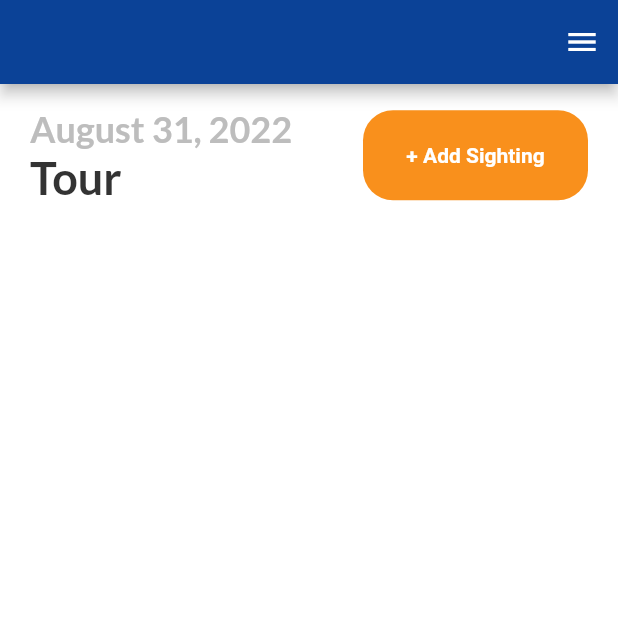
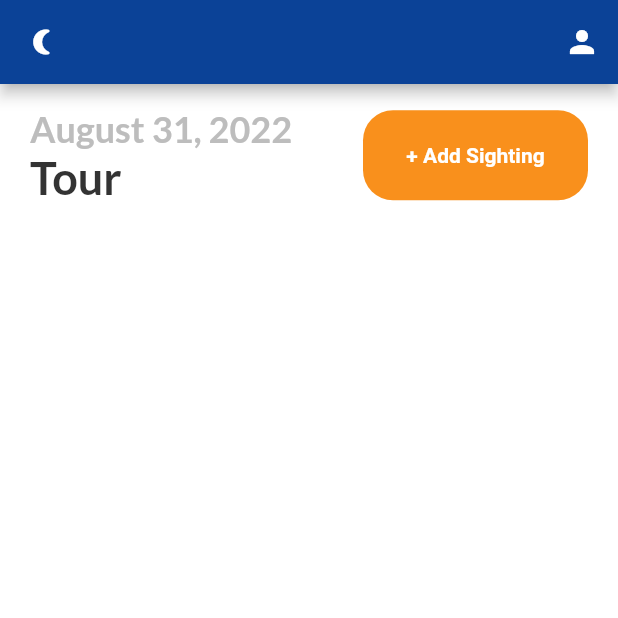
Before and after one commit to M-E-E-R-e-V/mwpa-app, a Flutter app: the ListPage screen opened directly, on a phone screen of 412 x 824 dp, the top half of it. Run offline on Flutter 3.47's test engine with Material 2 defaults, Android fonts, the phone set to English and light mode, and no system bars; our stand-ins replace device_info, geolocator, get, get_storage, google_fonts, shared_preferences; missing offline and left inert: latlong_to_osgrid, switcher; accounts and stored records are empty.

Commit message:
update dyninput, update sighting edit, update location, add theme handling

```diff
--- a/lib/Pages/List/AddSightingButton.dart
+++ b/lib/Components/DefaultButton.dart
@@ -1,11 +1,11 @@
 import 'package:flutter/material.dart';
 import 'package:mwpaapp/Constants.dart';
 
-class AddSightingButton extends StatelessWidget {
-  final String label = "+ Add Sighting";
+class DefaultButton extends StatelessWidget {
+  final String label;
   final Function()? onTab;
 
-  const AddSightingButton({Key? key, required this.onTab}) : super(key: key);
+  const DefaultButton({Key? key, required this.label, required this.onTab}) : super(key: key);
 
   @override
   Widget build(BuildContext context) {
--- /dev/null
+++ b/lib/Controllers/SightingController.dart
@@ -0,0 +1,5 @@
+import 'package:get/get_state_manager/src/rx_flutter/rx_getx_widget.dart';
+
+class SightingController extends GetXController {
+
+}
--- /dev/null
+++ b/lib/Models/Sighting.dart
@@ -0,0 +1,25 @@
+class Sighting {
+
+  String uid;
+  int? vehicle_id;
+  int? vehicle_driver_id;
+  String? date;
+
+  Sighting({
+    required this.uid,
+    this.vehicle_id,
+    this.vehicle_driver_id,
+    this.date,
+  });
+
+  Map<String, dynamic> toJson() {
+    final Map<String, dynamic> data = <String, dynamic>{};
+
+    data['uid'] = uid;
+    data['vehicle_id'] = vehicle_id;
+    data['vehicle_driver_id'] = vehicle_driver_id;
+    data['date'] = date;
+
+    return data;
+  }
+}
--- a/lib/Pages/ListPage.dart
+++ b/lib/Pages/ListPage.dart
@@ -1,7 +1,7 @@
 import 'package:flutter/material.dart';
 import 'package:intl/intl.dart';
 import 'package:mwpaapp/Constants.dart';
-import 'package:mwpaapp/Pages/List/AddSightingButton.dart';
+import 'package:mwpaapp/Components/DefaultButton.dart';
 
 
 class ListPage extends StatefulWidget {
@@ -16,12 +16,14 @@ class _ListPageState extends State<ListPage> {
   _appBar() {
     return AppBar(
       backgroundColor: kPrimaryHeaderColor,
-      leading: IconButton(
-        icon: Icon(
-          Icons.arrow_back,
-          color: Colors.white.withOpacity(0),
-        ),
-        onPressed: () {},
+      leading: GestureDetector(
+        onTap: () {
+
+        },
+        child: const Icon(
+          Icons.nightlight_round,
+          size: 20,
+        )
       ),
       actions: [
         PopupMenuButton(itemBuilder: (context) {
@@ -48,7 +50,7 @@ class _ListPageState extends State<ListPage> {
           return list;
         },
         icon: const Icon(
-            Icons.menu,
+          Icons.person,
           color: kButtonFontColor,
         ),
         initialValue: "0",
@@ -79,7 +81,10 @@ class _ListPageState extends State<ListPage> {
               )
             ],
           ),
-          AddSightingButton(onTab: () async => await Navigator.pushNamed(context, '/Edit')
+          DefaultButton(
+            label: "+ Add Sighting",
+            onTab: () async => await Navigator.pushNamed(context, '/Edit'
+            )
           )
         ],
       ),
--- /dev/null
+++ b/lib/Services/ThemeService.dart
@@ -0,0 +1,22 @@
+import 'package:flutter/material.dart';
+import 'package:get/get.dart';
+import 'package:get/get_core/get_core.dart';
+import 'package:get_storage/get_storage.dart';
+
+class ThemeService {
+
+  final _box = GetStorage();
+  final _key = "isDarkMode";
+
+  bool _loadThemeFromBox() {
+    return _box.read(_key) ?? false;
+  }
+
+  ThemeMode get theme {
+    return _loadThemeFromBox() ? ThemeMode.dark : ThemeMode.light;
+  }
+
+  void switchTheme() {
+    Get.changeThemeMode(_loadThemeFromBox() ? ThemeMode.light : ThemeMode.dark);
+  }
+}
--- /dev/null
+++ b/lib/Ui/Themes.dart
@@ -0,0 +1,16 @@
+import 'package:flutter/material.dart';
+import 'package:mwpaapp/Constants.dart';
+
+class Themes {
+  static final light = ThemeData(
+    primaryColor: kPrimaryColor,
+    brightness: Brightness.light,
+    scaffoldBackgroundColor: Colors.white
+  );
+
+  static final dark = ThemeData(
+      primaryColor: kPrimaryColor,
+      brightness: Brightness.dark,
+      scaffoldBackgroundColor: Colors.black38
+  );
+}
--- a/pubspec.yaml
+++ b/pubspec.yaml
@@ -31,9 +31,9 @@ dependencies:
     sdk: flutter
   sqflite:
   path:
+  get:
+  get_storage:
   shared_preferences:
-  # The following adds the Cupertino Icons font to your application.
-  # Use with the CupertinoIcons class for iOS style icons.
   cupertino_icons: ^1.0.2
   flutter_svg:
   http:
@@ -43,6 +43,7 @@ dependencies:
   device_info:
   switcher: any
   geolocator: ^9.0.1
+  latlong_to_osgrid: ^1.3.2
 
 dev_dependencies:
   flutter_launcher_icons: ^0.10.0
```
Also changed, not shown: lib/Components/DynInput.dart (renamed from lib/Pages/Edit/DynInput.dart, +34 -3 lines), lib/Pages/EditSightingPage.dart (+49 -9 lines), lib/main.dart (+5 -4 lines), pubspec.lock. Lines whose indentation alone changed are shown as unchanged.
